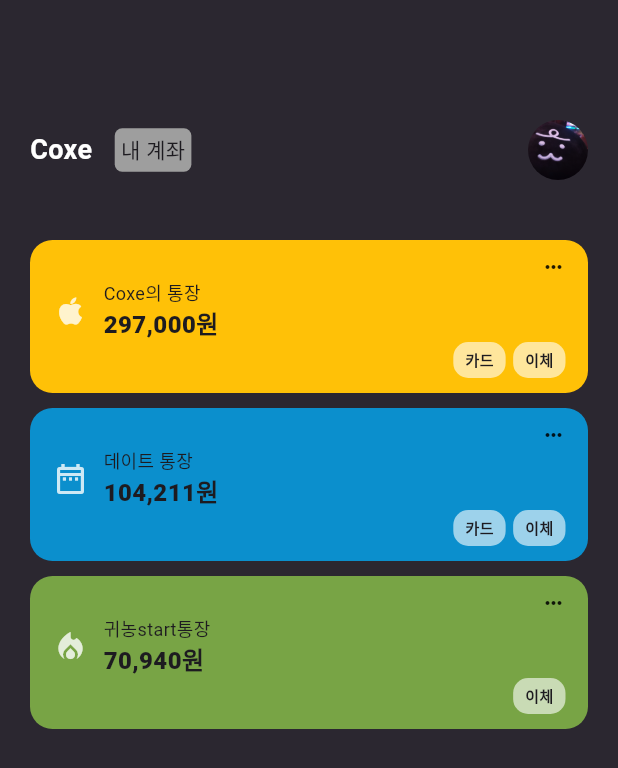
After one commit to GangOn0215/flutter-zero, a Flutter app: the screen it shows after launch, on a phone screen of 412 x 824 dp. The commit adds this screen. Shown: the top 768 px of the screen. Run offline on Flutter 3.47's test engine with Material 3 defaults, Android fonts, the light colour scheme and no system bars.

Commit message:
모듈화

```diff
--- /dev/null
+++ b/a02_ui_practice/lib/screens/Home/Home.dart
@@ -0,0 +1,53 @@
+import 'package:a02_ui_practice/screens/Home/widgets/KakaoHeader.dart';
+import 'package:flutter/material.dart';
+
+import 'widgets/KakaoCard.dart';
+
+class Home extends StatelessWidget {
+  const Home({super.key});
+
+  @override
+  Widget build(BuildContext context) {
+    return Padding(
+      padding: const EdgeInsets.symmetric(horizontal: 20),
+      child: Column(
+        children: [
+          const SizedBox(
+            height: 80,
+          ),
+          const KakaoHeader(),
+          const SizedBox(
+            height: 40,
+          ),
+          const KakaoCard(
+            bgColor: Colors.amber,
+            title: 'Coxe의 통장',
+            amonut: '297,000',
+            icon: Icons.apple_outlined,
+            isKakao: true,
+          ),
+          const SizedBox(
+            height: 10,
+          ),
+          KakaoCard(
+            bgColor: Colors.lightBlue.withOpacity(0.8),
+            title: '데이트 통장',
+            amonut: '104,211',
+            icon: Icons.date_range_outlined,
+            isKakao: true,
+          ),
+          const SizedBox(
+            height: 10,
+          ),
+          KakaoCard(
+            bgColor: Colors.lightGreen.withOpacity(0.8),
+            title: '귀농start통장',
+            amonut: '70,940',
+            icon: Icons.local_fire_department_sharp,
+            isKakao: false,
+          ),
+        ],
+      ),
+    );
+  }
+}
--- /dev/null
+++ b/a02_ui_practice/lib/screens/Home/widgets/KakaoHeader.dart
@@ -0,0 +1,52 @@
+import 'package:flutter/material.dart';
+
+class KakaoHeader extends StatelessWidget {
+  const KakaoHeader({super.key});
+
+  @override
+  Widget build(BuildContext context) {
+    return Row(
+      mainAxisAlignment: MainAxisAlignment.spaceBetween,
+      children: [
+        Row(
+          crossAxisAlignment: CrossAxisAlignment.center,
+          children: [
+            const Text(
+              'Coxe',
+              style: TextStyle(
+                color: Colors.white,
+                fontSize: 18,
+                fontWeight: FontWeight.w600,
+              ),
+            ),
+            const SizedBox(
+              width: 15,
+            ),
+            Container(
+              decoration: const BoxDecoration(
+                color: Colors.grey,
+                borderRadius: BorderRadius.all(
+                  Radius.circular(5),
+                ),
+              ),
+              padding: const EdgeInsets.symmetric(
+                horizontal: 4,
+                vertical: 4,
+              ),
+              child: const Text('내 계좌'),
+            ),
+          ],
+        ),
+        ClipRRect(
+          borderRadius: BorderRadius.circular(50.0),
+          child: Image.asset(
+            'assets/images/profile.jpg',
+            width: 40,
+            height: 40,
+            fit: BoxFit.cover,
+          ),
+        ),
+      ],
+    );
+  }
+}
```
Also changed, not shown: a02_ui_practice/lib/main.dart (+4 -85 lines), a02_ui_practice/lib/screens/Home/widgets/KakaoCard.dart (renamed from a02_ui_practice/lib/widget/KakaoCard.dart).
